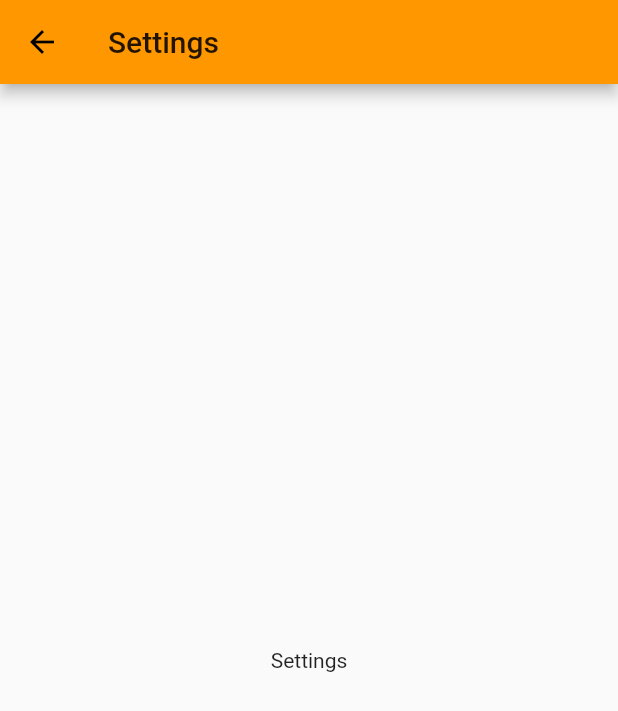
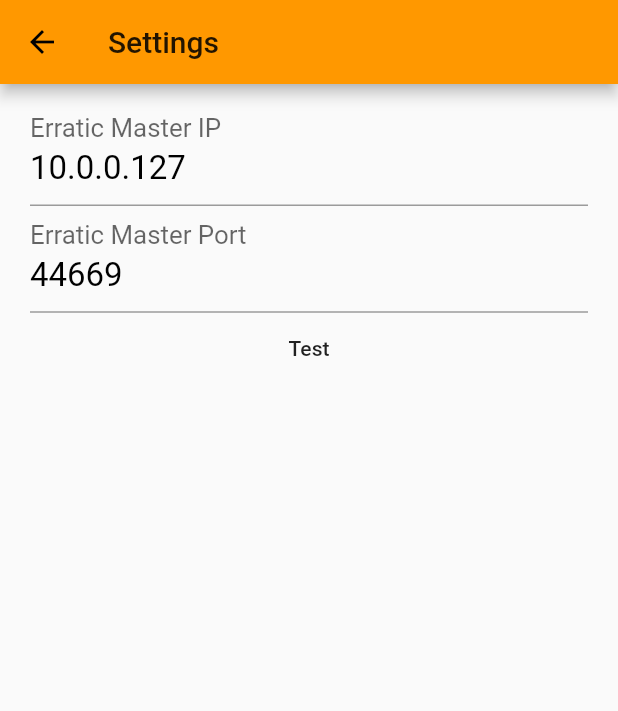
Before and after one commit to MacFurax/flutter_test_drawer, a Flutter app: the SettingsPage screen opened by its route, on a phone screen of 412 x 824 dp. Shown: the top 711 px of the screen. Run offline on Flutter 3.47's test engine with Material 2 defaults, Android fonts, the phone set to English and light mode, and no system bars.

Commit message:
adding settings

```diff
--- /dev/null
+++ b/lib/homePage.dart
@@ -0,0 +1,21 @@
+import 'package:flutter/material.dart';
+import 'package:test_drawer/drawer.dart';
+
+class HomePage extends StatelessWidget{
+  @override
+  Widget build( BuildContext context)
+  {
+   return new Scaffold(
+     appBar: new AppBar(
+        title: new Text('Erratic Master Remote'),
+        elevation: 0.0,
+      ),
+     drawer: new MyDrawer(),
+     body: new Container(
+        child: new Center(
+          child: new Text('Erratic Master Status Overview'),
+        ),
+       ),
+     );
+  }
+}
--- a/lib/settingsPage.dart
+++ b/lib/settingsPage.dart
@@ -8,7 +8,42 @@ class SettingsPage extends StatelessWidget{
           title: new Text('Settings'),
         ),
         body: new Center(
-          child: new Text('Settings'),
+          child: new Form(
+            child: new Padding(
+              padding: EdgeInsets.only(
+                top: 10.0, bottom: 10.0, left: 20.0, right: 20.0,
+              ),
+              child: new Column(
+                children: <Widget>[
+                  new TextFormField(
+                    keyboardType: TextInputType.number,
+                    style: new TextStyle(fontSize: 22.0, color: Colors.black),
+                    decoration:  new InputDecoration(
+                      labelText: 'Erratic Master IP',
+                      labelStyle: new TextStyle(fontSize: 23.0),
+                    ),
+                    initialValue: "10.0.0.127",
+                  ),
+                  new TextFormField(
+                    keyboardType: TextInputType.number,
+                    style: new TextStyle(fontSize: 22.0, color: Colors.black),
+                    decoration:  new InputDecoration(
+                      labelText: 'Erratic Master Port',
+                      labelStyle: new TextStyle(fontSize: 23.0),
+                    ),
+                    initialValue: "44669",
+                  ),
+                  new MaterialButton(
+                    child: new Text('Test'),
+                    elevation: 2.0,
+                    onPressed: (){
+
+                    },
+                  ),
+                ],
+              ),
+            ),
+        ),
         ),
     );
   }
```
Also changed, not shown: lib/drawer.dart (+11 -11 lines), lib/main.dart (+1 -20 lines).
